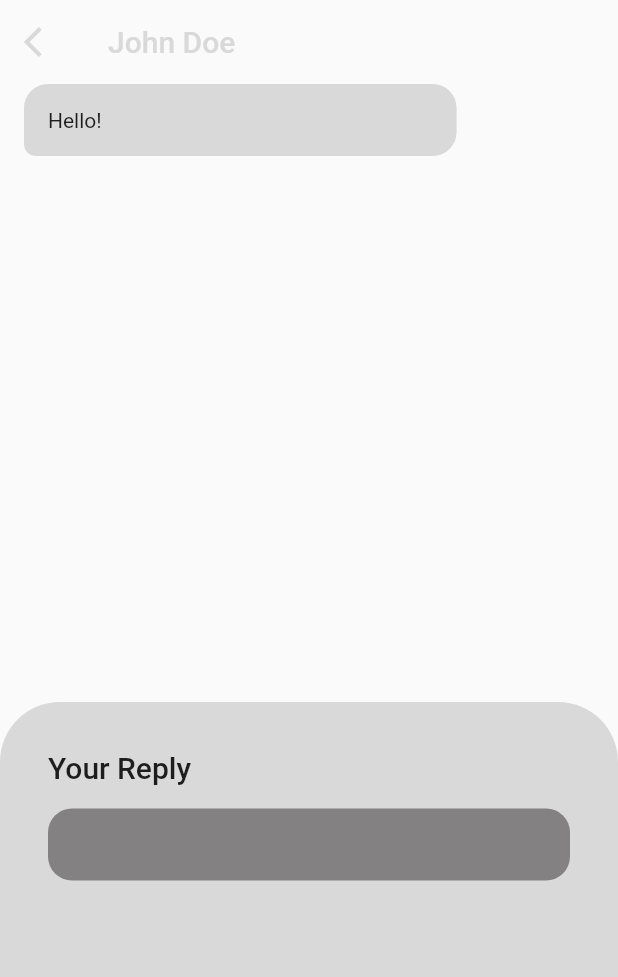
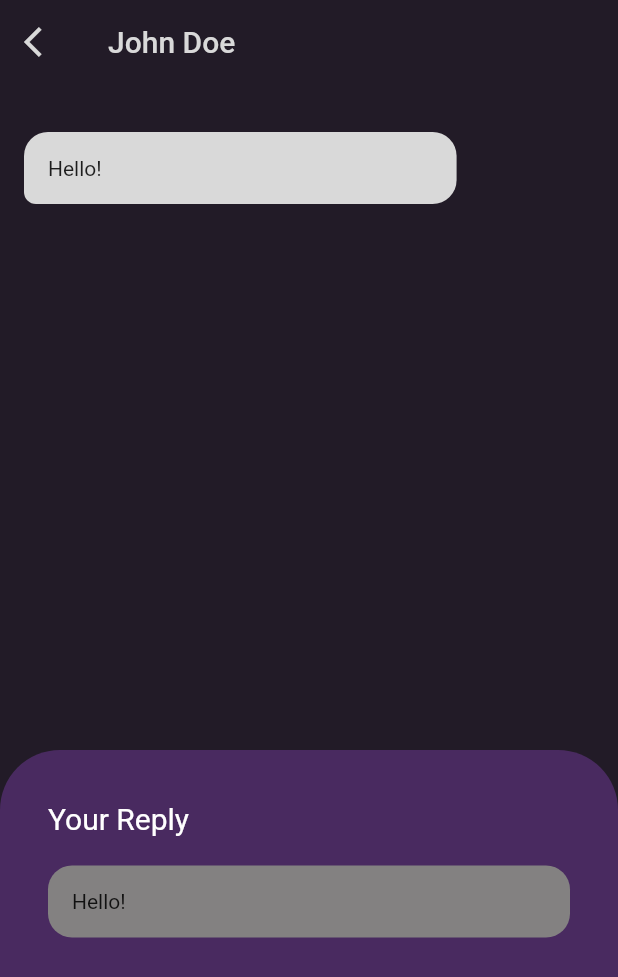
Before and after one commit to mrkdyrit/DarkEmpath, a Flutter app: the ConversationScreen screen opened directly, on a phone screen of 412 x 824 dp. Shown: the top 977 px of the screen. Run offline on Flutter 3.47's test engine with Material 2 defaults, Android fonts, the phone set to English and light mode, and no system bars; our stand-ins replace blur, dots_indicator, smooth_corner.

Commit message:
Added inbox and conversations screen with chat

```diff
--- a/lib/data/chat/inbox_data.dart
+++ b/lib/data/chat/inbox_data.dart
@@ -1,127 +1,52 @@
 class InboxData {
   List<Map<String, dynamic>> inbox = [
     {
-      'name': 'REDFORD MORATALLA',
+      'name': 'Dashiell Rodriguez',
       'image': 'assets/icon_profile.png',
-      'last_message': 'Hello World TEXT1',
+      'last_message': 'Lorem ipsum dolor sit amet, consectetur adipiscing elit',
       'time': '5:59 PM',
     },
     {
-      'name': 'JOSHUA NACO',
+      'name': 'Lucian Rodriguez',
       'image': 'assets/img1.png',
-      'last_message': 'Hello World TEXT2',
+      'last_message': '',
       'time': '3:59 PM',
     },
     {
-      'name': 'KIM DAVID',
+      'name': 'Aldrin Santos',
       'image': 'assets/img2.png',
-      'last_message': 'kim david last message',
+      'last_message': '',
       'time': '9:59 PM',
     },
     {
-      'name': 'WYNMAR BUSCADO',
+      'name': 'Homer Reyes',
       'image': 'assets/img3.jpg',
-      'last_message': 'buscdo last reply hehe',
+      'last_message': '',
       'time': '8:59 PM',
     },
     {
-      'name': 'RENZ BATO',
+      'name': 'Lian Cortez',
       'image': 'assets/img4.png',
-      'last_message': 'hello kagawad',
+      'last_message': '',
       'time': '2:59 PM',
     },
     {
-      'name': 'REDFORD MORATALLA',
+      'name': 'Coline Vargaz',
       'image': 'assets/icon_profile.png',
-      'last_message': 'Hello World TEXT1',
+      'last_message': '',
       'time': '5:59 PM',
     },
     {
-      'name': 'JOSHUA NACO',
+      'name': 'Samantha Vidor',
       'image': 'assets/img1.png',
-      'last_message': 'Hello World TEXT2',
+      'last_message': '',
       'time': '3:59 PM',
     },
     {
-      'name': 'KIM DAVID',
+      'name': 'Earl Valencia',
       'image': 'assets/img2.png',
-      'last_message': 'kim david last message',
+      'last_message': '',
       'time': '9:59 PM',
     },
-    {
-      'name': 'WYNMAR BUSCADO',
-      'image': 'assets/img3.jpg',
-      'last_message': 'buscdo last reply hehe',
-      'time': '8:59 PM',
-    },
-    {
-      'name': 'RENZ BATO',
-      'image': 'assets/img4.png',
-      'last_message': 'hello kagawad',
-      'time': '2:59 PM',
-    },
-    {
-      'name': 'REDFORD MORATALLA',
-      'image': 'assets/icon_profile.png',
-      'last_message': 'Hello World TEXT1',
-      'time': '5:59 PM',
-    },
-    {
-      'name': 'JOSHUA NACO',
-      'image': 'assets/icon_profile.png',
-      'last_message': 'Hello World TEXT2',
-      'time': '3:59 PM',
-    },
-    {
-      'name': 'KIM DAVID',
-      'image': 'assets/icon_profile.png',
-      'last_message': 'kim david last message',
-      'time': '9:59 PM',
-    },
-    {
-      'name': 'WYNMAR BUSCADO',
-      'image': 'assets/icon_profile.png',
-      'last_message': 'buscdo last reply hehe',
-      'time': '8:59 PM',
-    },
-    {
-      'name': 'RENZ BATO',
-      'image': 'assets/icon_profile.png',
-      'last_message': 'hello kagawad',
-      'time': '2:59 PM',
-    },
-    {
-      'name': 'REDFORD MORATALLA',
-      'image': 'assets/icon_profile.png',
-      'last_message': 'Hello World TEXT1',
-      'time': '5:59 PM',
-    },
-    {
-      'name': 'JOSHUA NACO',
-      'image': 'assets/icon_profile.png',
-      'last_message': 'Hello World TEXT2',
-      'time': '3:59 PM',
-    },
-    {
-      'name': 'KIM DAVID',
-      'image': 'assets/icon_profile.png',
-      'last_message': 'kim david last message',
-      'time': '9:59 PM',
-    },
-    {
-      'name': 'WYNMAR BUSCADO',
-      'image': 'assets/icon_profile.png',
-      'last_message': 'buscdo last reply hehe',
-      'time': '8:59 PM',
-    },
-    {
-      'name': 'RENZ BATO',
-      'image': 'assets/icon_profile.png',
-      'last_message': 'hello kagawad',
-      'time': '2:59 PM',
-    }
-
-
-
   ];
 }
--- a/lib/screens/conversation/conversation.dart
+++ b/lib/screens/conversation/conversation.dart
@@ -1,4 +1,5 @@
 import 'package:darkempath/utils/custom_colors.dart';
+import 'package:darkempath/widgets/typography/title_large.dart';
 import 'package:flutter/material.dart';
 import 'package:smooth_corner/smooth_corner.dart';
 
@@ -22,9 +23,9 @@
   Widget build(BuildContext context) {
 
     double chatBoxHeight = MediaQuery.of(context).size.height * 0.5;
-    double choiceBoxHeight = MediaQuery.of(context).size.height - chatBoxHeight;
 
     return Scaffold(
+      backgroundColor: const Color(0xFF221B27),
       appBar: AppBar(
         elevation: 0,
         backgroundColor: Colors.transparent,
@@ -41,7 +42,9 @@
           ),
         ),
       ),
-      body: Column(
+      body: Padding(
+        padding: const EdgeInsets.only(top: 32),
+        child: Column(
           children: [
             SizedBox(
               height: chatBoxHeight,
@@ -91,7 +94,7 @@
                 width: MediaQuery.of(context).size.width,
                 child: Container(
                   decoration: ShapeDecoration(
-                  color: DarkEmpathColors.bgColor,
+                    color: const Color(0xFF492A60),
                     shape: SmoothRectangleBorder(
                       borderRadius: const BorderRadius.only(topLeft: Radius.circular(40), topRight: Radius.circular(40))
                     ),
@@ -100,17 +103,22 @@
                     padding: const EdgeInsets.all(32),
                     child: ListView(
                       children: [
-                      Padding(
-                        padding: const EdgeInsets.only(bottom: 16),
-                        child: Text(
-                          'Your Reply',
-                          style: Theme.of(context).textTheme.titleLarge,
-                        ),
+                        const Padding(
+                          padding: EdgeInsets.only(bottom: 16),
+                          child: TitleLarge(text: 'Your Reply', fontFamily: 'Heebo',)
                         ),
                         GestureDetector(
                           onTap: () {
                             setState(() {
+                              chatData.add({
+                                'sender': 'player',
+                                'message': 'Hello!',
+                              });
 
+                              chatData.add({
+                                'sender': 'npc',
+                                'message': 'I hope you are having a great day!',
+                              });
                             });
                           },
                           child: Padding(
@@ -126,7 +134,7 @@
                                 ),
                                 child: const Padding(
                                   padding: EdgeInsets.all(16),
-                                child: Text(''),
+                                  child: Text('Hello!'),
                                 ),
                               ),
                             ),
@@ -140,6 +148,7 @@
             ),
           ],
         ),
+      )
     );
   }
 }
--- a/lib/screens/onboarding/onboarding_screen.dart
+++ b/lib/screens/onboarding/onboarding_screen.dart
@@ -1,7 +1,6 @@
-import 'package:darkempath/screens/conversation/conversation.dart';
+import 'package:darkempath/screens/drawer/drawer_screen.dart';
 import 'package:darkempath/widgets/typography/heading_medium.dart';
 import 'package:darkempath/widgets/typography/large_text.dart';
-import 'package:darkempath/widgets/typography/normal_text.dart';
 import 'package:flutter/material.dart';
 import 'package:dots_indicator/dots_indicator.dart';
 
@@ -135,7 +134,7 @@
         TextButton(
           onPressed: () {
             if (page.title == 'Enjoy The Game') {
-              Navigator.pushAndRemoveUntil(context, MaterialPageRoute(builder: (context) => const ConversationScreen()), (route) => false);
+              Navigator.pushAndRemoveUntil(context, MaterialPageRoute(builder: (context) => const DrawerScreen()), (route) => false);
             }
           },
           child: LargeText(text: page.title == 'Enjoy The Game' ? 'Tap here to start game' : '', textColor: const Color(0xFF6F6F6F),)
--- a/lib/widgets/typography/large_text.dart
+++ b/lib/widgets/typography/large_text.dart
@@ -24,6 +24,7 @@
       style: Theme.of(context).textTheme.bodyLarge?.copyWith(
         fontFamily: widget.fontFamily,
         color: widget.textColor,
+        overflow: TextOverflow.ellipsis
       ),
     );
   }
--- a/lib/widgets/typography/title_large.dart
+++ b/lib/widgets/typography/title_large.dart
@@ -4,9 +4,13 @@
   const TitleLarge({
     super.key,
     required this.text,
+    this.fontFamily = 'Fredoka',
+    this.textColor = Colors.white,
   });
 
   final String text;
+  final String fontFamily;
+  final Color textColor;
 
   @override
   State<TitleLarge> createState() => _TitleLargeState();
@@ -18,8 +22,9 @@
     return Text(
       widget.text,
       style: Theme.of(context).textTheme.titleLarge?.copyWith(
-        fontFamily: 'Fredoka',
+        fontFamily: widget.fontFamily,
         fontWeight: FontWeight.w400,
+        color: widget.textColor,
       ),
     );
   }
```
Also changed, not shown: lib/screen_helper.dart (deleted, +0 -16 lines), lib/screens/characters/character_info.dart (+16 -16 lines), lib/screens/drawer/drawer_screen.dart (added, +80 -0 lines), lib/screens/inbox/inbox_screen.dart (added, +151 -0 lines). Lines whose indentation alone changed are shown as unchanged.
